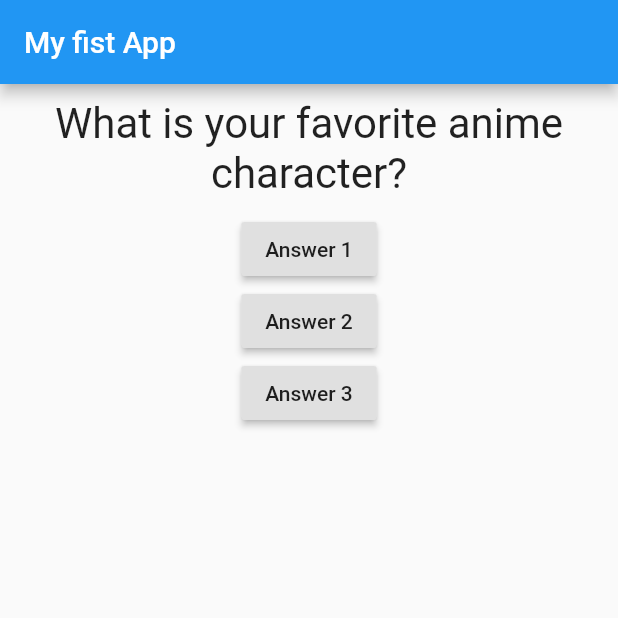
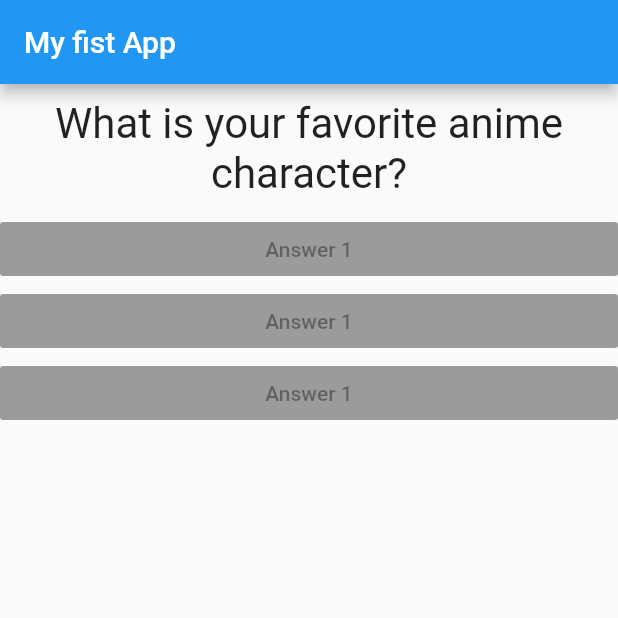
Before and after one commit to sdgamer007/FlutterApp, a Flutter app: the screen it shows after launch, on a phone screen of 412 x 824 dp, the top half of it. Run offline on Flutter 3.47's test engine with Material 2 defaults, Android fonts, the phone set to English and light mode, and no system bars.

Commit message:
Answer widget

```diff
--- /dev/null
+++ b/lib/answer.dart
@@ -0,0 +1,18 @@
+// ignore_for_file: prefer_const_constructors
+
+import 'package:flutter/material.dart';
+
+class Answer extends StatelessWidget {
+  @override
+  Widget build(BuildContext context) {
+    return Container(
+      width: double.infinity,
+      // ignore: deprecated_member_use
+      child: RaisedButton(
+          // ignore: avoid_print
+          onPressed: null,
+          child: Text('Answer 1'),
+          color: Colors.deepOrange),
+    );
+  }
+}
--- a/lib/main.dart
+++ b/lib/main.dart
@@ -2,6 +2,7 @@
 
 import 'package:flutter/material.dart';
 import './question.dart';
+import './answer.dart';
 
 void main() => runApp(MyApp());
 
@@ -38,21 +39,9 @@ class _MyAppState extends State<MyApp> {
           children: [
             // ignore: prefer_const_constructors
             Question(questions[_questionIndex]),
-            RaisedButton(
-              // ignore: avoid_print
-              onPressed: _answerQuestion,
-              child: Text('Answer 1'),
-            ),
-            RaisedButton(
-              // ignore: avoid_print
-              onPressed: () => print('ans 2'),
-              child: Text('Answer 2'),
-            ),
-            RaisedButton(
-              // ignore: avoid_print
-              onPressed: () => print('ans 3'),
-              child: Text('Answer 3'),
-            )
+            Answer(),
+            Answer(),
+            Answer(),
           ],
         ),
       ),
```
